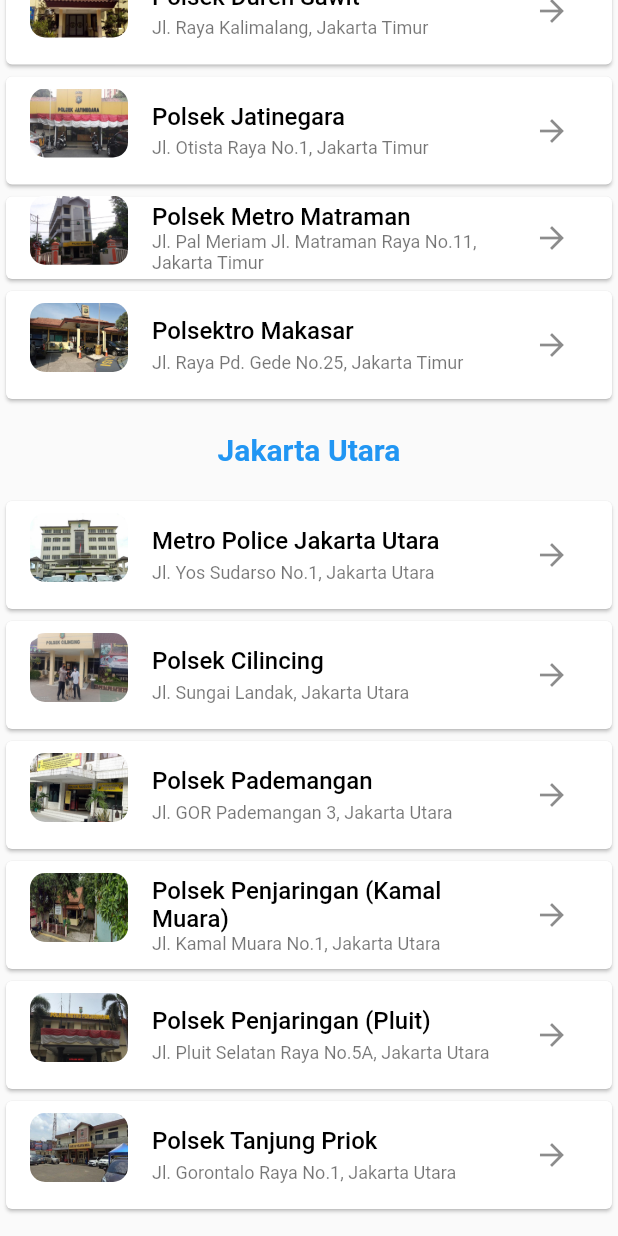
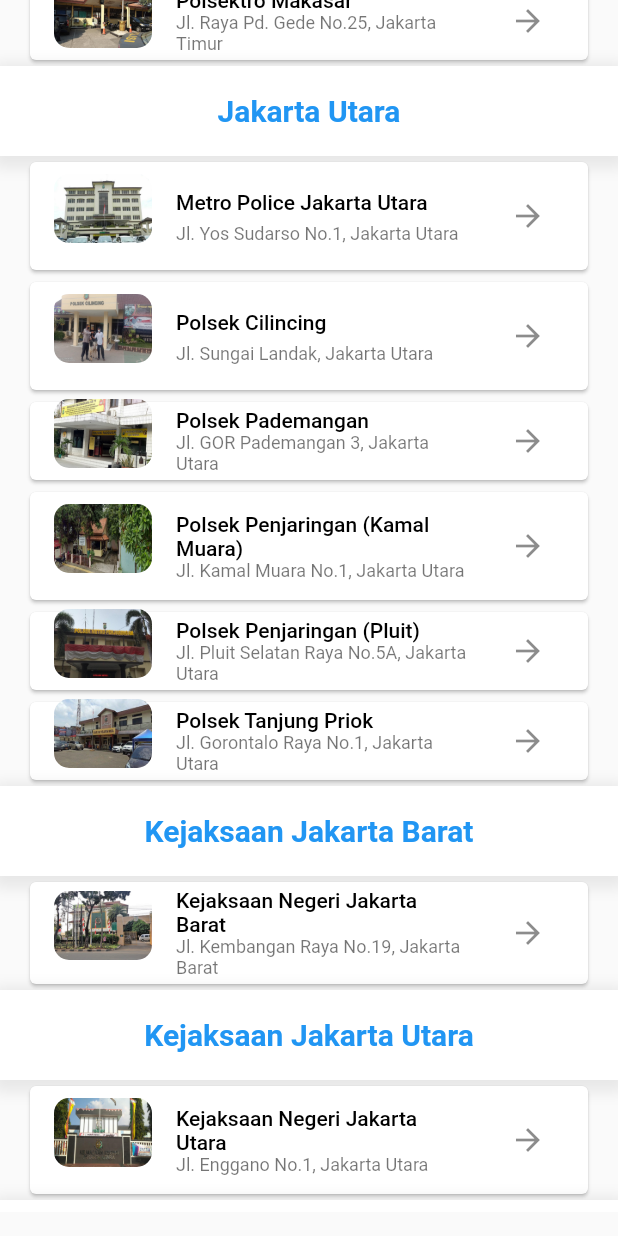
Before and after one commit to WillyHonandar/design_ui_skripsi, a Flutter app: the MapLauncherDemo screen opened directly, scrolled down 2304 dp, after a tap on the "arrow forward" icon, on a phone screen of 412 x 824 dp. Run offline on Flutter 3.47's test engine with Material 2 defaults, Android fonts, the phone set to English and light mode, and no system bars; drawn by our look-alikes of grouped_list; our stand-ins replace carousel_pro, cloud_firestore, firebase_auth, firebase_core, firebase_storage, flutter_icons and 7 more; missing offline and left inert: map_launcher, status_change; accounts and stored records are empty.

Commit message:
fix: design baru
ya bgtulah

```diff
--- a/lib/Pages/Navbar/ListTilang/riwayat.dart
+++ b/lib/Pages/Navbar/ListTilang/riwayat.dart
@@ -44,8 +44,8 @@ class _RiwayatTilangAdaState extends State<RiwayatTilangAda> {
   @override
   Widget build(BuildContext context) {
     return Container(
-      margin: EdgeInsets.only(top: 16, left: 16, right: 16),
       child: ListView(
+        padding: EdgeInsets.all(16),
         children: dataPelanggaran
             .map((pelanggaran) => Container(
                   // child: InkWell(
--- a/lib/Pages/Navbar/ListTilang/tilang_berlangsung.dart
+++ b/lib/Pages/Navbar/ListTilang/tilang_berlangsung.dart
@@ -50,10 +50,11 @@ class _ListPelanggaranAdaState extends State<ListPelanggaranAda> {
   @override
   Widget build(BuildContext context) {
     return Container(
-      margin: EdgeInsets.only(top: 16, left: 16, right: 16),
       child: ListView(
+        padding: EdgeInsets.all(16),
         children: dataPelanggaran
             .map((pelanggaran) => Container(
+
                     // child: InkWell(
                     //   onTap: () {
                     //     Navigator.push(
--- a/lib/Pages/Navbar/police_station_location.dart
+++ b/lib/Pages/Navbar/police_station_location.dart
@@ -398,12 +398,30 @@ class MapLauncherDemo extends StatelessWidget {
   Widget build(BuildContext context) {
     return Scaffold(
       // appBar: AppBar(),
-      body: GroupedListView<dynamic, String>(
+      body: Padding(
+        padding: const EdgeInsets.only(bottom: 16),
+        child: GroupedListView<dynamic, String>(
           elements: dummyData,
           groupBy: (element) => element['group'],
           groupSeparatorBuilder: (String groupByValue) {
             return SafeArea(
               child: Container(
+                decoration: BoxDecoration(
+                  // border: Border(
+                  //     top: BorderSide(width: 1.0, color: Colors.black),
+                  //     left: BorderSide(width: 1.0, color: Colors.black),
+                  //     right: BorderSide(width: 1.0, color: Colors.black),
+                  //     bottom: BorderSide(width: 1.0, color: Colors.black)),
+                  color: Colors.white,
+                  boxShadow: [
+                    BoxShadow(
+                      color: Colors.grey.withOpacity(0.2),
+                      spreadRadius: 5,
+                      blurRadius: 7,
+                      offset: Offset(0, 3), // changes position of shadow
+                    ),
+                  ],
+                ),
                 width: double.infinity,
                 height: 60,
                 child: Center(
@@ -419,7 +437,9 @@ class MapLauncherDemo extends StatelessWidget {
             );
           },
           itemBuilder: (context, dynamic element) {
-          return InkWell(
+            return Padding(
+              padding: const EdgeInsets.symmetric(horizontal: 16),
+              child: InkWell(
                 onTap: () => openMapsSheet(context, element['namaPolice'],
                     element['latitude'], element['longtitude']),
                 child: Card(
@@ -428,7 +448,7 @@ class MapLauncherDemo extends StatelessWidget {
                         child: Text(
                       element['namaPolice'],
                       style: TextStyle(
-                      fontSize: 16,
+                          fontSize: 14,
                           color: Colors.black,
                           fontWeight: FontWeight.w500),
                     )),
@@ -451,6 +471,7 @@ class MapLauncherDemo extends StatelessWidget {
                     ),
                   ),
                 ),
+              ),
             );
           },
           itemComparator: (item1, item2) =>
@@ -459,6 +480,7 @@ class MapLauncherDemo extends StatelessWidget {
           floatingHeader: false, // optional
           order: GroupedListOrder.ASC, // optional
         ),
+      ),
     );
   }
 }
```
Also changed, not shown: lib/Pages/Navbar/Notification/notifications_page.dart (+107 -16 lines), assets/icon/list_kendaraan_kosong.png, assets/icon/list_notifikasi_kosong.png (added), assets/icon/list_tilang_kosong.png. Lines whose indentation alone changed are shown as unchanged.
